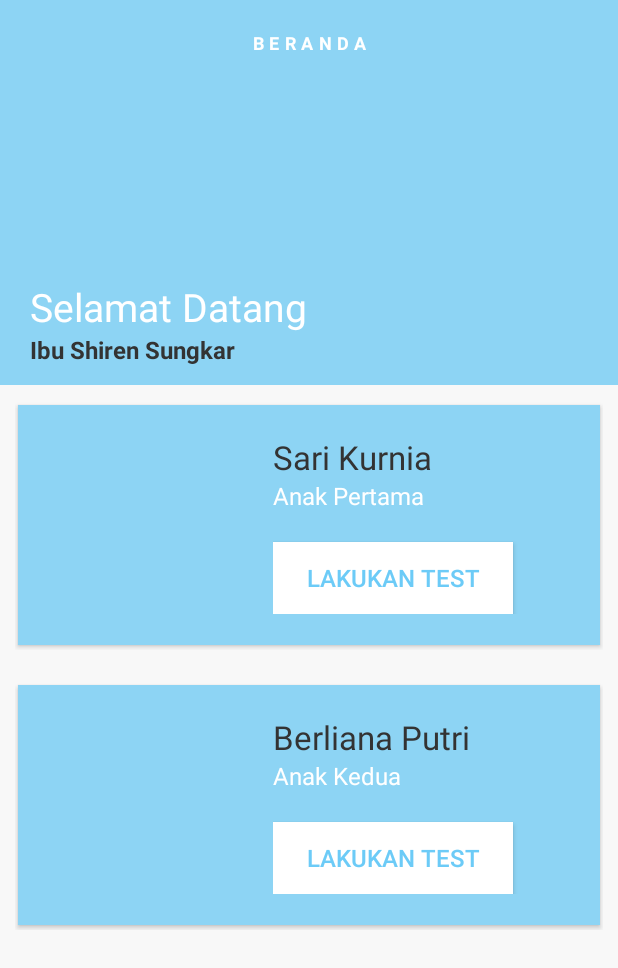
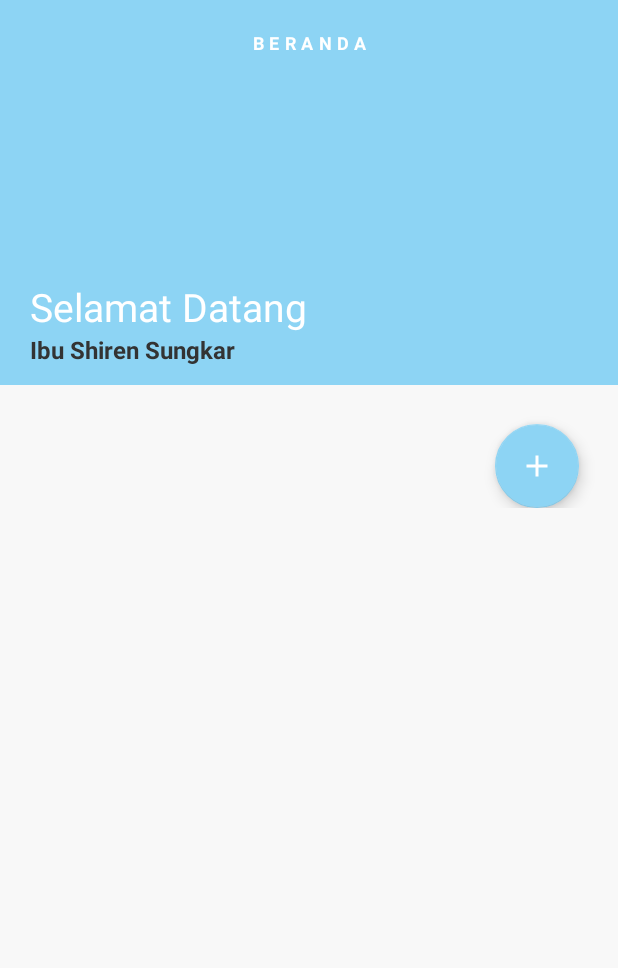
Before and after one commit to sarikrn/parentcare, an Android app: the HomeActivity screen opened directly, with no data from a screen before it, on a phone screen of 412 x 824 dp. Shown: the top 968 px of the screen. Run offline under Robolectric (Android 15) with nearby library versions, the phone set to English and light mode, and no system bars; our stand-ins replace Firebase (no records; nobody signed in at launch, a user with empty details on screens opened directly).

Commit message:
tampil daftar anak

```diff
--- a/app/build.gradle
+++ b/app/build.gradle
@@ -27,16 +27,20 @@ dependencies {
     androidTestImplementation 'com.android.support.test:runner:1.0.2'
     androidTestImplementation 'com.android.support.test.espresso:espresso-core:3.0.2'
 
-    //Library Login
+    // Login
     implementation 'com.nightonke:blurlockview:1.0.0'
+
+    // CardView
     implementation 'com.android.support:cardview-v7:28.0.0'
     implementation 'com.android.support:support-v4:28.0.0'
 
+    // History/ Sejarah konsultasi
     implementation 'com.github.vipulasri:timelineview:1.0.6'
     implementation 'com.android.support:recyclerview-v7:28.0.0'
 
     implementation 'com.android.support:design:28.0.0'
 
+    // Database
     implementation 'com.google.firebase:firebase-database:16.0.1'
     implementation 'com.google.firebase:firebase-auth:16.0.1'
 }
--- a/app/src/main/AndroidManifest.xml
+++ b/app/src/main/AndroidManifest.xml
@@ -2,7 +2,7 @@
 <manifest xmlns:android="http://schemas.android.com/apk/res/android"
     package="com.informatika.parentcare">
 
-    <uses-permission android:name="android.permission.INTERNET"/>
+    <uses-permission android:name="android.permission.INTERNET" />
 
     <application
         android:allowBackup="true"
@@ -19,10 +19,11 @@
                 <category android:name="android.intent.category.LAUNCHER" />
             </intent-filter>
         </activity>
-        <activity android:name=".HomeActivity" />
+        <activity android:name=".AddChildInfoActivity" />
         <activity android:name=".ChildProfileActivity" />
         <activity android:name=".LoginActivity" />
         <activity android:name=".FirstInfoActivity" />
+        <activity android:name=".HomeActivity"></activity>
     </application>
 
 </manifest>
--- a/app/src/main/java/com/informatika/parentcare/HomeActivity.java
+++ b/app/src/main/java/com/informatika/parentcare/HomeActivity.java
@@ -1,20 +1,84 @@
 package com.informatika.parentcare;
 
+import android.app.ProgressDialog;
 import android.content.Intent;
+import android.support.design.widget.FloatingActionButton;
 import android.support.v7.app.AppCompatActivity;
 import android.os.Bundle;
+import android.support.v7.widget.DefaultItemAnimator;
+import android.support.v7.widget.LinearLayoutManager;
+import android.support.v7.widget.RecyclerView;
 import android.view.View;
 
+import com.google.firebase.database.DataSnapshot;
+import com.google.firebase.database.DatabaseError;
+import com.google.firebase.database.DatabaseReference;
+import com.google.firebase.database.FirebaseDatabase;
+import com.google.firebase.database.ValueEventListener;
+import com.informatika.parentcare.adapter.ChildAdapter;
+import com.informatika.parentcare.model.Anak;
+
+import java.util.ArrayList;
+
 public class HomeActivity extends AppCompatActivity {
+
+    private DatabaseReference database;
+
+    private ArrayList<Anak> dfAnak;
+    private ChildAdapter requestChildAdapter;
+
+    private RecyclerView rc_list_request;
+    private ProgressDialog loading;
+    private FloatingActionButton fab_add;
 
     @Override
     protected void onCreate(Bundle savedInstanceState) {
         super.onCreate(savedInstanceState);
         setContentView(R.layout.activity_home);
-    }
 
-    public void DetailChildInfo(View view) {
-        Intent intent = new Intent(HomeActivity.this, ChildProfileActivity.class);
-        startActivity(intent);
+        database = FirebaseDatabase.getInstance().getReference();
+
+        rc_list_request = findViewById(R.id.rc_list_request);
+        fab_add = findViewById(R.id.fab_add);
+
+        RecyclerView.LayoutManager mLayoutManager = new LinearLayoutManager(getApplicationContext());
+        rc_list_request.setLayoutManager(mLayoutManager);
+        rc_list_request.setItemAnimator(new DefaultItemAnimator());
+
+        loading = ProgressDialog.show(HomeActivity.this,
+                null,
+                "Please wait...",
+                true,
+                false);
+
+        database.child("anak").addValueEventListener(new ValueEventListener() {
+            @Override
+            public void onDataChange(DataSnapshot dataSnapshot) {
+                dfAnak = new ArrayList<>();
+                for (DataSnapshot noteDataSnapshot : dataSnapshot.getChildren()) {
+                    Anak requests = noteDataSnapshot.getValue(Anak.class);
+                    requests.setKey(noteDataSnapshot.getKey());
+                    dfAnak.add(requests);
+                }
+                requestChildAdapter = new ChildAdapter(dfAnak, HomeActivity.this);
+                rc_list_request.setAdapter(requestChildAdapter);
+                loading.dismiss();
+            }
+
+            @Override
+            public void onCancelled(DatabaseError databaseError) {
+                System.out.println(databaseError.getDetails() + " " + databaseError.getMessage());
+                loading.dismiss();
+            }
+        });
+
+        fab_add.setOnClickListener(new View.OnClickListener() {
+            @Override
+            public void onClick(View view) {
+                startActivity(new Intent(HomeActivity.this, AddChildInfoActivity.class)
+                        .putExtra("id", "")
+                        .putExtra("title", ""));
+            }
+        });
     }
 }
--- /dev/null
+++ b/app/src/main/java/com/informatika/parentcare/adapter/ChildAdapter.java
@@ -0,0 +1,75 @@
+package com.informatika.parentcare.adapter;
+
+import android.app.Activity;
+import android.content.Intent;
+import android.support.v7.widget.RecyclerView;
+import android.view.LayoutInflater;
+import android.view.View;
+import android.view.ViewGroup;
+import android.widget.LinearLayout;
+import android.widget.TextView;
+
+import com.informatika.parentcare.AddChildInfoActivity;
+import com.informatika.parentcare.R;
+import com.informatika.parentcare.model.Anak;
+
+import java.util.List;
+
+public class ChildAdapter extends RecyclerView.Adapter<ChildAdapter.MyViewHolder> {
+
+    private List<Anak> dfanak;
+    private Activity mActivity;
+
+    public class MyViewHolder extends RecyclerView.ViewHolder {
+        public LinearLayout rl_layout;
+        public TextView tv_title, tv_email;
+
+        public MyViewHolder(View view) {
+            super(view);
+            rl_layout = view.findViewById(R.id.rl_layout);
+            tv_title = view.findViewById(R.id.tv_title);
+            tv_email = view.findViewById(R.id.tv_email);
+        }
+    }
+
+    public ChildAdapter(List<Anak> dfanak, Activity activity) {
+        this.dfanak = dfanak;
+        this.mActivity = activity;
+    }
+
+    @Override
+    public MyViewHolder onCreateViewHolder(ViewGroup parent, int viewType) {
+        View itemView = LayoutInflater.from(parent.getContext())
+                .inflate(R.layout.child_list, parent, false);
+
+        return new MyViewHolder(itemView);
+    }
+
+    @Override
+    public void onBindViewHolder(MyViewHolder holder, final int position) {
+        final Anak anak = dfanak.get(position);
+
+        holder.tv_title.setText(anak.getKey());
+        holder.tv_email.setText(anak.getNama());
+
+        holder.rl_layout.setOnClickListener(new View.OnClickListener() {
+            @Override
+            public void onClick(View view) {
+
+                Intent goDetail = new Intent(mActivity, AddChildInfoActivity.class);
+                goDetail.putExtra("id", anak.getKey());
+                goDetail.putExtra("title", anak.getNama());
+
+                mActivity.startActivity(goDetail);
+            }
+        });
+
+    }
+
+    @Override
+    public int getItemCount() {
+        return dfanak.size();
+    }
+
+
+}
--- a/app/src/main/java/com/informatika/parentcare/model/Pengguna.java
+++ b/app/src/main/java/com/informatika/parentcare/model/Pengguna.java
@@ -1,7 +1,6 @@
 package com.informatika.parentcare.model;
 
 import com.google.firebase.database.IgnoreExtraProperties;
-
 import java.io.Serializable;
 
 @IgnoreExtraProperties
@@ -9,6 +8,7 @@ public class Pengguna implements Serializable {
     private String nama, password, status, email;
 
     public Pengguna() {
+
     }
 
     public Pengguna(String nama, String password, String status, String email) {
@@ -21,7 +21,6 @@ public class Pengguna implements Serializable {
     public String getNama() {
         return nama;
     }
-
     public void setNama(String nama) {
         this.nama = nama;
     }
@@ -29,7 +28,6 @@ public class Pengguna implements Serializable {
     public String getPassword() {
         return password;
     }
-
     public void setPassword(String password) {
         this.password = password;
     }
@@ -37,7 +35,6 @@ public class Pengguna implements Serializable {
     public String getStatus() {
         return status;
     }
-
     public void setStatus(String status) {
         this.status = status;
     }
@@ -45,7 +42,6 @@ public class Pengguna implements Serializable {
     public String getEmail() {
         return email;
     }
-
     public void setEmail(String email) {
         this.email = email;
     }
--- /dev/null
+++ b/app/src/main/res/drawable/ic_add_black_24dp.xml
@@ -0,0 +1,5 @@
+<vector android:height="24dp" android:tint="#FFFFFF"
+    android:viewportHeight="24.0" android:viewportWidth="24.0"
+    android:width="24dp" xmlns:android="http://schemas.android.com/apk/res/android">
+    <path android:fillColor="#FF000000" android:pathData="M19,13h-6v6h-2v-6H5v-2h6V5h2v6h6v2z"/>
+</vector>
--- a/app/src/main/res/layout/activity_child_profile.xml
+++ b/app/src/main/res/layout/activity_child_profile.xml
@@ -95,7 +95,7 @@
                         android:layout_height="wrap_content"
                         android:layout_marginLeft="70dp"
                         android:layout_marginRight="70dp"
-                        android:background="@drawable/button_general"
+                        android:background="@android:color/white"
                         android:onClick="TambahDataAnak"
                         android:text="Lakukan Test"
                         android:textColor="@color/colorFontDark" />
--- a/app/src/main/res/layout/activity_home.xml
+++ b/app/src/main/res/layout/activity_home.xml
@@ -9,6 +9,7 @@
     tools:context=".HomeActivity">
 
     //@Sari Kurnia : Judul halaman
+
     <TextView
         android:id="@+id/title"
         android:layout_width="match_parent"
@@ -72,142 +73,99 @@
 
             </RelativeLayout>
 
-            <RelativeLayout
-                android:layout_width="match_parent"
-                android:layout_height="wrap_content"
-                android:padding="10dp">
+            <!--<RelativeLayout-->
+            <!--android:layout_width="match_parent"-->
+            <!--android:layout_height="wrap_content"-->
+            <!--android:padding="10dp">-->
 
-                <android.support.v7.widget.CardView
-                    android:layout_width="match_parent"
-                    android:layout_height="wrap_content"
-                    android:onClick="DetailChildInfo"
-                    app:cardBackgroundColor="@color/colorPrimary"
-                    app:cardCornerRadius="0dp"
-                    app:cardElevation="2dp"
-                    app:cardUseCompatPadding="true">
+            <!--<android.support.v7.widget.CardView-->
+            <!--android:layout_width="match_parent"-->
+            <!--android:layout_height="wrap_content"-->
+            <!--android:onClick="DetailChildInfo"-->
+            <!--app:cardBackgroundColor="@color/colorPrimary"-->
+            <!--app:cardCornerRadius="0dp"-->
+            <!--app:cardElevation="2dp"-->
+            <!--app:cardUseCompatPadding="true">-->
 
-                    <GridLayout
-                        android:layout_width="match_parent"
-                        android:layout_height="wrap_content"
-                        android:layout_margin="20dp"
-                        android:columnCount="2"
-                        android:orientation="horizontal"
-                        android:rowCount="1">
+            <!--<GridLayout-->
+            <!--android:layout_width="match_parent"-->
+            <!--android:layout_height="wrap_content"-->
+            <!--android:layout_margin="20dp"-->
+            <!--android:columnCount="2"-->
+            <!--android:orientation="horizontal"-->
+            <!--android:rowCount="1">-->
 
-                        <ImageView
-                            android:layout_width="120dp"
-                            android:layout_height="120dp"
-                            android:scaleType="fitXY"/>
+            <!--<ImageView-->
+            <!--android:layout_width="120dp"-->
+            <!--android:layout_height="120dp"-->
+            <!--android:scaleType="fitXY" />-->
 
-                        <LinearLayout
-                            android:layout_width="match_parent"
-                            android:layout_height="wrap_content"
-                            android:layout_gravity="center_vertical"
-                            android:layout_marginStart="30dp"
-                            android:orientation="vertical">
+            <!--<LinearLayout-->
+            <!--android:layout_width="match_parent"-->
+            <!--android:layout_height="wrap_content"-->
+            <!--android:layout_gravity="center_vertical"-->
+            <!--android:layout_marginStart="30dp"-->
+            <!--android:orientation="vertical">-->
 
-                            <TextView
-                                android:id="@+id/titleNama"
-                                android:layout_width="wrap_content"
-                                android:layout_height="wrap_content"
-                                android:text="@string/sari_kurnia"
-                                android:textColor="#333"
-                                android:textSize="22sp" />
+            <!--<TextView-->
+            <!--android:id="@+id/titleNama_2"-->
+            <!--android:layout_width="wrap_content"-->
+            <!--android:layout_height="wrap_content"-->
+            <!--android:text="@string/berliana_putri"-->
+            <!--android:textColor="#333"-->
+            <!--android:textSize="22sp" />-->
 
-                            <TextView
-                                android:id="@+id/titleStatus"
-                                android:layout_width="wrap_content"
-                                android:layout_height="wrap_content"
-                                android:text="@string/anak_pertama"
-                                android:textColor="#FFF"
-                                android:textSize="16sp"
-                                android:layout_marginBottom="20dp"/>
+            <!--<TextView-->
+            <!--android:id="@+id/titleStatus_2"-->
+            <!--android:layout_width="wrap_content"-->
+            <!--android:layout_height="wrap_content"-->
+            <!--android:text="@string/anak_kedua"-->
+            <!--android:textColor="#FFF"-->
+            <!--android:textSize="16sp"-->
+            <!--android:layout_marginBottom="20dp"/>-->
 
-                            <Button
-                                android:id="@+id/buttonLakukan"
-                                android:layout_width="160dp"
-                                android:layout_height="wrap_content"
-                                android:text="@string/lakukan"
-                                android:textColor="@color/colorFontDark"
-                                android:background="@color/colorAccent"
-                                android:textSize="16sp" />
-                        </LinearLayout>
+            <!--<Button-->
+            <!--android:id="@+id/buttonLakukan_2"-->
+            <!--android:layout_width="160dp"-->
+            <!--android:layout_height="wrap_content"-->
+            <!--android:text="@string/lakukan"-->
+            <!--android:textColor="@color/colorFontDark"-->
+            <!--android:background="@android:color/white"-->
+            <!--android:textSize="16sp" />-->
+            <!--</LinearLayout>-->
 
-                    </GridLayout>
+            <!--</GridLayout>-->
 
-                </android.support.v7.widget.CardView>
+            <!--</android.support.v7.widget.CardView>-->
 
-            </RelativeLayout>
+            <!--</RelativeLayout>-->
 
             <RelativeLayout
                 android:layout_width="match_parent"
-                android:layout_height="wrap_content"
+                android:layout_height="match_parent"
                 android:padding="10dp">
 
-                <android.support.v7.widget.CardView
+                <android.support.v7.widget.RecyclerView
+                    android:id="@+id/rc_list_request"
                     android:layout_width="match_parent"
-                    android:layout_height="wrap_content"
-                    android:onClick="DetailChildInfo"
-                    app:cardBackgroundColor="@color/colorPrimary"
-                    app:cardCornerRadius="0dp"
-                    app:cardElevation="2dp"
-                    app:cardUseCompatPadding="true">
+                    android:layout_height="match_parent"
+                    android:clipToPadding="false"/>
 
-                    <GridLayout
-                        android:layout_width="match_parent"
-                        android:layout_height="wrap_content"
-                        android:layout_margin="20dp"
-                        android:columnCount="2"
-                        android:orientation="horizontal"
-                        android:rowCount="1">
-
-                        <ImageView
-                            android:layout_width="120dp"
-                            android:layout_height="120dp"
-                            android:scaleType="fitXY" />
-
-                        <LinearLayout
-                            android:layout_width="match_parent"
-                            android:layout_height="wrap_content"
-                            android:layout_gravity="center_vertical"
-                            android:layout_marginStart="30dp"
-                            android:orientation="vertical">
-
-                            <TextView
-                                android:id="@+id/titleNama_2"
-                                android:layout_width="wrap_content"
-                                android:layout_height="wrap_content"
-                                android:text="@string/berliana_putri"
-                                android:textColor="#333"
-                                android:textSize="22sp" />
-
-                            <TextView
-                                android:id="@+id/titleStatus_2"
-                                android:layout_width="wrap_content"
-                                android:layout_height="wrap_content"
-                                android:text="@string/anak_kedua"
-                                android:textColor="#FFF"
-                                android:textSize="16sp"
-                                android:layout_marginBottom="20dp"/>
-
-                            <Button
-                                android:id="@+id/buttonLakukan_2"
-                                android:layout_width="160dp"
-                                android:layout_height="wrap_content"
-                                android:text="@string/lakukan"
-                                android:textColor="@color/colorFontDark"
-                                android:background="@color/colorAccent"
-                                android:textSize="16sp" />
-                        </LinearLayout>
-
-                    </GridLayout>
-
-                </android.support.v7.widget.CardView>
-
+                <android.support.design.widget.FloatingActionButton
+                    android:id="@+id/fab_add"
+                    android:src="@drawable/ic_add_black_24dp"
+                    android:layout_marginRight="16dp"
+                    android:layout_marginBottom="16dp"
+                    android:layout_alignParentRight="true"
+                    android:layout_alignParentBottom="true"
+                    android:layout_width="wrap_content"
+                    android:layout_height="wrap_content" />
             </RelativeLayout>
 
         </LinearLayout>
 
     </ScrollView>
 
+
+
 </LinearLayout>
--- a/app/src/main/res/layout/activity_register.xml
+++ b/app/src/main/res/layout/activity_register.xml
@@ -13,7 +13,7 @@
     <android.support.v7.widget.CardView
         android:layout_width="match_parent"
         android:layout_height="wrap_content"
-        app:cardBackgroundColor="@color/colorAccent"
+        app:cardBackgroundColor="@android:color/white"
         app:cardElevation="2dp"
         app:cardCornerRadius="5dp"
         app:cardUseCompatPadding="true">
@@ -171,7 +171,7 @@
                     android:background="@drawable/button_general"
                     android:text="Submit"
                     android:textSize="16dp"
-                    android:textColor="@color/colorAccent"/>
+                    android:textColor="@android:color/white"/>
             </LinearLayout>
 
         </RelativeLayout>
--- a/app/src/main/res/values/colors.xml
+++ b/app/src/main/res/values/colors.xml
@@ -2,7 +2,7 @@
 <resources xmlns:tools="http://schemas.android.com/tools">
     <color name="colorPrimary">#8DD4F4</color>
     <color name="colorPrimaryDark">#8DD4F4</color>
-    <color name="colorFontDark">#6CCBF7</color>
+    <color name="colorFontDark">#6ccbf7</color>
     <color name="colorLight">#AEE0F7</color>
-    <color name="colorAccent">#FFFFFF</color>
+    <color name="colorAccent">#8DD4F4</color>
 </resources>
```
Also changed, not shown: app/src/main/java/com/informatika/parentcare/AddChildInfoActivity.java (added, +127 -0 lines), app/src/main/java/com/informatika/parentcare/model/Anak.java (added, +64 -0 lines), app/src/main/java/com/informatika/parentcare/model/Konsultasi.java (added, +33 -0 lines), app/src/main/res/layout/activity_add_child_info.xml (added, +66 -0 lines), app/src/main/res/layout/child_list.xml (added, +29 -0 lines), 1 other file.
